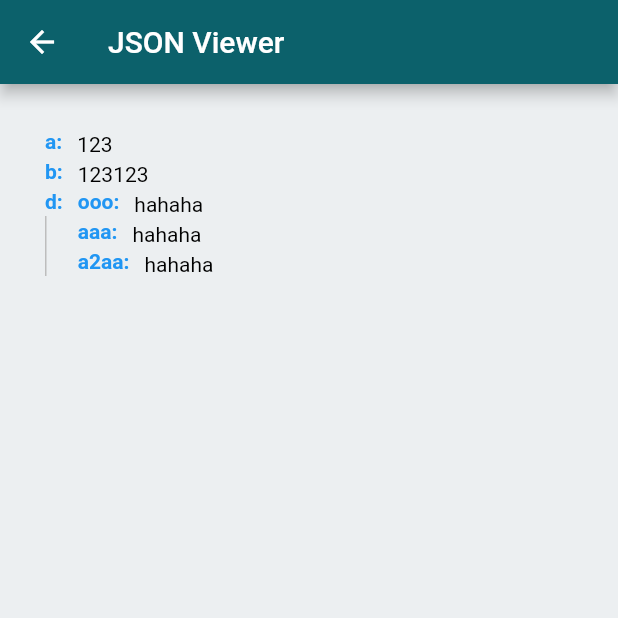
After one commit to yodainferno/kilo_iot, a Flutter app: the JsonViewWidget screen opened by its route, on a phone screen of 412 x 824 dp, the top half of it. The commit adds this screen. Run offline on Flutter 3.47's test engine with Material 2 defaults, Android fonts, the phone set to English and light mode, and no system bars; missing offline and left inert: mqtt_client.

Commit message:
feat: json-viewer page

```diff
--- a/lib/app.dart
+++ b/lib/app.dart
@@ -2,6 +2,7 @@ import 'package:flutter/material.dart';
 import 'package:kilo_iot/presentation/base_styles_configuration/material_color_generator.dart';
 import 'package:kilo_iot/presentation/navigation/bottom_navigation_widget.dart';
 import 'package:kilo_iot/presentation/pages/brokers/brokers_add_page.dart';
+import 'package:kilo_iot/presentation/pages/brokers/json_view_widget.dart';
 
 class App extends StatelessWidget {
   const App({super.key});
@@ -11,6 +12,7 @@ class App extends StatelessWidget {
     return MaterialApp(
       routes: {
         '/brokers/new': (context) => const BrokersAddPage(),
+        '/base/json_viewer': (context) => const JsonViewWidget(),
       },
       debugShowCheckedModeBanner: false,
       theme: ThemeData(
--- a/lib/presentation/pages/brokers/brokers_add_page.dart
+++ b/lib/presentation/pages/brokers/brokers_add_page.dart
@@ -106,7 +106,7 @@ class BrokersAddPageState extends State<BrokersAddPage> {
             ...List<Widget>.generate(
               messagesData.length,
               (index) {
-                final MqttReceivedMessage<MqttMessage?> message =
+                final MqttReceivedMessage<MqttMessage?> messageData =
                     messagesData[index]['data'];
                 final DateTime created = messagesData[index]['created'];
 
@@ -117,17 +117,26 @@ class BrokersAddPageState extends State<BrokersAddPage> {
                       children: [
                         Text(
                           DateFormat('HH:mm:ss').format(created),
-                          style: TextStyle(color: Colors.grey[700], fontSize: 16),
+                          style:
+                              TextStyle(color: Colors.grey[700], fontSize: 16),
                         ),
                         Text(
-                          "Topic: ${message.topic}",
+                          "Topic: ${messageData.topic}",
                           style: const TextStyle(fontSize: 16),
                         ),
                       ],
                     ),
                   ),
                   onTap: () {
-                    print(message.payload);
+                    final recMess = messageData.payload as MqttPublishMessage;
+                    final json_body = MqttPublishPayload.bytesToStringAsString(
+                        recMess.payload.message);
+
+                    Navigator.pushNamed(
+                      context,
+                      '/base/json_viewer',
+                      arguments: {'data': json_body},
+                    );
                   },
                 );
               },
--- /dev/null
+++ b/lib/presentation/pages/brokers/json_view_widget.dart
@@ -0,0 +1,212 @@
+// import 'package:flutter/material.dart';
+// import 'package:flutter_json_view/flutter_json_view.dart';
+
+// class JsonViewWidget extends StatelessWidget {
+//   const JsonViewWidget({super.key});
+
+//   @override
+//   Widget build(BuildContext context) {
+//     final arguments = (ModalRoute.of(context)?.settings.arguments ?? <String, dynamic>{}) as Map;
+//     final String data = '''{
+//       "a": 123,
+//       "b": 123123,
+//       "d": {
+//         "ooo": "hahaha",
+//         "aaa": "hahaha",
+//         "a2aa": "hahaha"
+//       },
+//       "e": [
+//         1, 2, 3, 4, {
+//         "ooo": "hahaha",
+//         "aaa": "hahaha",
+//         "a2aa": "hahaha"
+//       }
+//       ]
+//     }''';
+//     print(arguments['data']);
+
+//     return Scaffold(
+//       appBar: AppBar(
+//         title: const Text('New Broker'),
+//       ),
+//       body: SingleChildScrollView(
+//         padding: const EdgeInsets.symmetric(
+//           vertical: 30.0,
+//           horizontal: 15.0,
+//         ),
+//         child: JsonView.string(
+//           data,
+//           theme: JsonViewTheme(
+//             backgroundColor: Colors.white,
+//             keyStyle: TextStyle(
+//               color: Colors.blue[500],
+//             ),
+//             doubleStyle: TextStyle(
+//               color: Colors.green[600],
+//             ),
+//             intStyle: TextStyle(
+//               color: Colors.green[600],
+//             ),
+//             stringStyle: TextStyle(
+//               color: Colors.orange[900],
+//             ),
+//             boolStyle: TextStyle(
+//               color: Colors.blue[800],
+//             ),
+//             closeIcon: Icon(
+//               Icons.arrow_drop_up,
+//               color: Colors.grey[900],
+//             ),
+//             openIcon: Icon(
+//               Icons.arrow_drop_down,
+//               color: Colors.grey[900],
+//             ),
+//           ),
+//         ),
+//       ),
+//     );
+//   }
+// }
+
+import 'dart:convert';
+import 'package:flutter/material.dart';
+
+class JsonViewWidget extends StatelessWidget {
+  const JsonViewWidget({Key? key}) : super(key: key);
+
+  @override
+  Widget build(BuildContext context) {
+    // final arguments = (ModalRoute.of(context)?.settings.arguments ??
+    //     <String, dynamic>{}) as Map;
+    final String data = '''{
+      "a": 123,
+      "b": 123123,
+      "d": {
+        "ooo": "hahaha",
+        "aaa": "hahaha",
+        "a2aa": "hahaha"
+      }
+    }'''; //arguments['data'] ?? '{}';
+
+    return Scaffold(
+      appBar: AppBar(
+        title: Text('JSON Viewer'),
+      ),
+      body: SingleChildScrollView(
+        child: Padding(
+          padding: const EdgeInsets.symmetric(
+            vertical: 30.0,
+            horizontal: 30.0,
+          ),
+          child: JsonTreeViewNode(
+            jsonData: json.decode(data),
+            path: [],
+          ),
+        ),
+      ),
+    );
+  }
+}
+
+final path = ["d", "aaa"];
+
+class JsonTreeViewNode extends StatelessWidget {
+  final dynamic jsonData;
+  final List<String> path;
+
+  const JsonTreeViewNode({Key? key, required this.jsonData, required this.path})
+      : super(key: key);
+
+  @override
+  Widget build(BuildContext context) {
+    if (jsonData is Map) {
+      final w = Column(
+        crossAxisAlignment: CrossAxisAlignment.start,
+        children: List<Widget>.from(
+          jsonData.entries.map((entry) {
+            // bool isOpenedKey = path.asMap()[level - 1] == entry.key;
+            return IntrinsicHeight(
+              child: Row(
+                children: [
+                  Column(
+                    crossAxisAlignment: CrossAxisAlignment.start,
+                    children: [
+                      GestureDetector(
+                        onTap: () {
+                          // print('Key tapped: ${entry.key}');
+                          print(path);
+                        },
+                        child: Text(
+                          '${entry.key}:',
+                          style: TextStyle(
+                            fontWeight: FontWeight.bold,
+                            color: Colors.blue,
+                            // backgroundColor: isOpenedKey ? Colors.red[200] : null
+                          ),
+                        ),
+                      ),
+                      Expanded(
+                        child: Container(
+                          width: 1,
+                          margin: EdgeInsets.symmetric(vertical: 2.0),
+                          decoration: BoxDecoration(color: Colors.grey[400]),
+                        ),
+                      )
+                    ],
+                  ),
+                  Padding(
+                    padding: EdgeInsets.only(left: 10.0),
+                    child: JsonTreeViewNode(
+                        jsonData: entry.value, path: [...path, entry.key]),
+                  ),
+                ],
+              ),
+            );
+          }),
+        ),
+      );
+
+      return Padding(
+        padding: EdgeInsets.only(top: 0.0),
+        child: w,
+      );
+      //   } else if (jsonData is List) {
+      //     final w = Column(
+      //     crossAxisAlignment: CrossAxisAlignment.start,
+      //     children: List<Widget>.from(
+      //       jsonData.asMap().map((index, value) {
+      //         return IntrinsicHeight(
+      //           child: Row(
+      //             children: [
+      //               Padding(
+      //                 padding: EdgeInsets.only(left: 0.0),
+      //                 child: JsonTreeViewNode(
+      //                   jsonData: value,
+      //                   path: [...path, index]
+      //                 ),
+      //               ),
+      //             ],
+      //           ),
+      //         );
+      //       }),
+      //     ),
+      //   );
+
+      //   return Padding(
+      //     padding: EdgeInsets.only(top: 0.0),
+      //     child: w,
+      //   );
+    } else {
+      return GestureDetector(
+        onTap: () {
+          // print('Value tapped: $jsonData');
+          print(path);
+        },
+        child: Text(
+          '$jsonData',
+          style: TextStyle(color: Colors.black),
+        ),
+      );
+    }
+  }
+}
--- a/pubspec.yaml
+++ b/pubspec.yaml
@@ -39,6 +39,7 @@ dependencies:
   mqtt_client: ^10.0.0
   crypto: ^3.0.3
   intl: ^0.18.1
+  flutter_json_view: ^1.1.3
 
 dev_dependencies:
   flutter_test:
```
Also changed, not shown: pubspec.lock.
